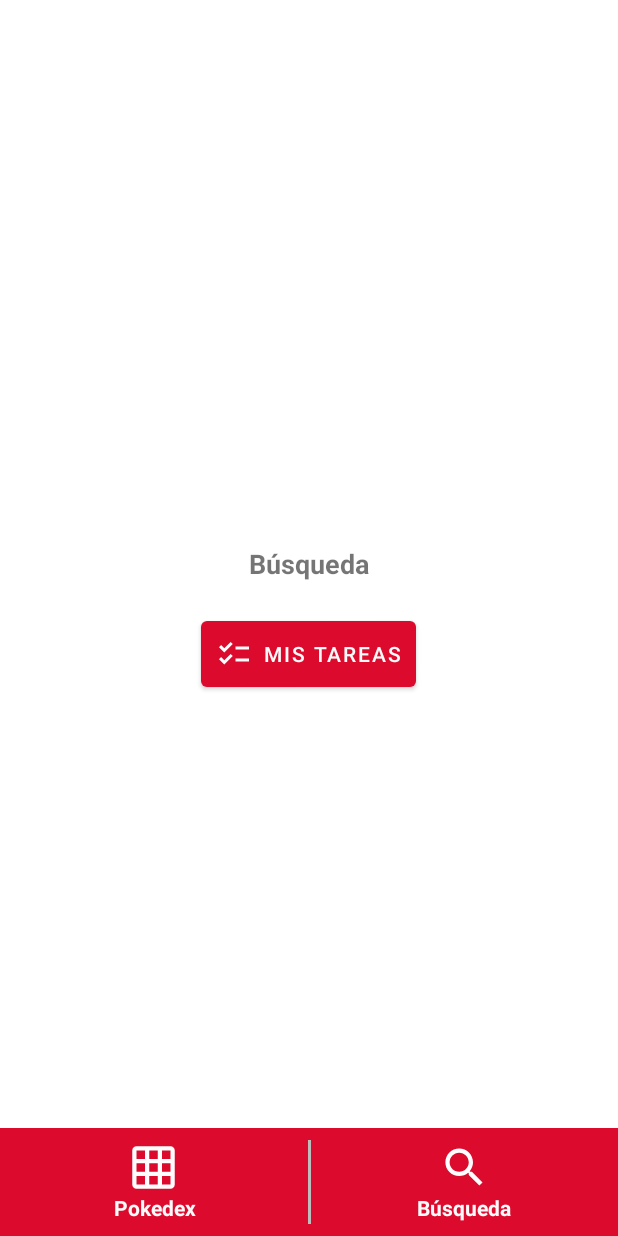
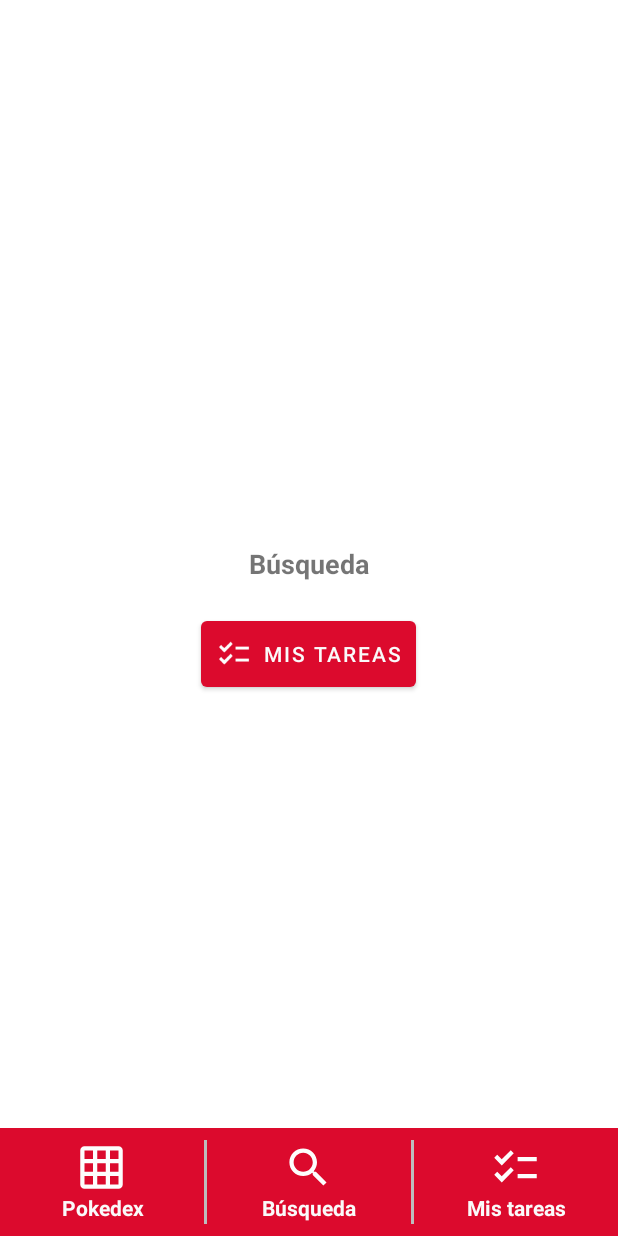
Before and after one commit to ZValer/PokedexApp, an Android app: the screen it shows after launch (MainActivity), after a tap on "Búsqueda", on a phone screen of 412 x 824 dp. Run offline under Robolectric (Android 15) with nearby library versions, the phone set to English and light mode, and no system bars; 1 statement that could not run was skipped.

Commit message:
Agregar vista y navegación a ella

```diff
--- a/app/src/main/java/com/example/kotlin/mypokedexapp/framework/views/activities/MainActivity.kt
+++ b/app/src/main/java/com/example/kotlin/mypokedexapp/framework/views/activities/MainActivity.kt
@@ -9,6 +9,7 @@ import androidx.fragment.app.Fragment
 import com.example.kotlin.mypokedexapp.R
 import com.example.kotlin.mypokedexapp.framework.views.activities.fragments.PokedexFragment
 import com.example.kotlin.mypokedexapp.framework.views.activities.fragments.SearchFragment
+import com.example.kotlin.mypokedexapp.framework.views.activities.fragments.TareasFragment
 import com.example.kotlin.mypokedexapp.utilities.Constants
 
 class MainActivity: AppCompatActivity() {
@@ -24,32 +25,43 @@ class MainActivity: AppCompatActivity() {
     override fun onCreate(savedInstanceState: Bundle?) {
         super.onCreate(savedInstanceState)
 
+        // Inicializar el binding
         initializeBinding()
+
+        // Inicializar los observadores (si los hay)
         initializeObservers()
+
+        // Inicializar los listeners
         initializeListeners()
+
+        // Establecer el fragmento inicial
         exchangeCurrentFragment(PokedexFragment(), Constants.MENU_POKEDEX)
     }
 
+    // Inicializar el binding con ActivityMainBinding
     private fun initializeBinding() {
         binding = ActivityMainBinding.inflate(layoutInflater)
         setContentView(binding.root)
     }
 
+    // Inicializar los observadores de LiveData u otros (puedes agregar lógica aquí más adelante)
     private fun initializeObservers(){
 
     }
 
-    private fun exchangeCurrentFragment(newFragment: Fragment, newMenuOption:String){
+    // Cambiar el fragmento actual por uno nuevo, si es necesario
+    private fun exchangeCurrentFragment(newFragment: Fragment, newMenuOption: String){
         currentFragment = newFragment
 
         supportFragmentManager.beginTransaction()
-            .replace(R.id.nav_host_fragment_content_main,currentFragment)
+            .replace(R.id.nav_host_fragment_content_main, currentFragment)
             .commit()
 
         currentMenuOption = newMenuOption
     }
 
-    private fun initializeListeners(){
+    // Inicializar los listeners para las opciones de la barra de navegación
+    private fun initializeListeners() {
         binding.appBarMain.llPokedex.setOnClickListener {
             selectMenuOption(Constants.MENU_POKEDEX)
         }
@@ -57,17 +69,25 @@ class MainActivity: AppCompatActivity() {
         binding.appBarMain.llSearch.setOnClickListener {
             selectMenuOption(Constants.MENU_SEARCH)
         }
+
+        // Nueva opción para "Mis Tareas"
+        binding.appBarMain.llMisTareas.setOnClickListener {
+            selectMenuOption(Constants.MENU_TAREAS)
+        }
     }
 
-    private fun selectMenuOption(menuOption:String){
-        if(menuOption == currentMenuOption){
+    // Seleccionar la opción de menú basada en la constante pasada
+    private fun selectMenuOption(menuOption: String) {
+        // Evitar volver a cargar el mismo fragmento si ya está seleccionado
+        if (menuOption == currentMenuOption) {
             return
         }
 
-        when(menuOption){
-            Constants.MENU_POKEDEX -> exchangeCurrentFragment(PokedexFragment(),Constants.MENU_POKEDEX)
-            Constants.MENU_SEARCH -> exchangeCurrentFragment(SearchFragment(),Constants.MENU_SEARCH)
+        // Cambiar el fragmento según la opción seleccionada
+        when (menuOption) {
+            Constants.MENU_POKEDEX -> exchangeCurrentFragment(PokedexFragment(), Constants.MENU_POKEDEX)
+            Constants.MENU_SEARCH -> exchangeCurrentFragment(SearchFragment(), Constants.MENU_SEARCH)
+            Constants.MENU_TAREAS -> exchangeCurrentFragment(TareasFragment(), Constants.MENU_TAREAS) // Navegar a "Mis Tareas"
         }
     }
-
 }
--- a/app/src/main/java/com/example/kotlin/mypokedexapp/utilities/Constants.kt
+++ b/app/src/main/java/com/example/kotlin/mypokedexapp/utilities/Constants.kt
@@ -6,5 +6,6 @@ object Constants {
     const val SPLASHCREEN_DURATION = 3000L
     const val MENU_POKEDEX = "POKEDEX"
     const val MENU_SEARCH = "SEARCH"
+    const val MENU_TAREAS = "TAREAS"  // Nueva constante para Mis Tareas
     const val URL_POKEMON = "URL_POKEMON"
 }
--- a/app/src/main/res/layout/main_navbar.xml
+++ b/app/src/main/res/layout/main_navbar.xml
@@ -11,7 +11,7 @@
     <LinearLayout
         android:layout_width="match_parent"
         android:layout_height="56dp"
-        android:layout_weight="0.5"
+        android:layout_weight="0.33"
         android:orientation="vertical"
         android:id="@+id/llPokedex"
         android:layout_gravity="center"
@@ -44,7 +44,7 @@
     <LinearLayout
         android:layout_width="match_parent"
         android:layout_height="56dp"
-        android:layout_weight="0.5"
+        android:layout_weight="0.33"
         android:orientation="vertical"
         android:id="@+id/llSearch"
         android:layout_gravity="center"
@@ -66,4 +66,38 @@
             />
     </LinearLayout>
 
+    <View
+        android:layout_width="2dp"
+        android:background="@color/divider"
+        android:layout_height="56dp"
+        android:layout_marginTop="8dp"
+        android:layout_marginBottom="8dp"
+        />
+
+    <!-- Nueva sección para "Mis tareas" -->
+    <LinearLayout
+        android:layout_width="match_parent"
+        android:layout_height="56dp"
+        android:layout_weight="0.33"
+        android:orientation="vertical"
+        android:id="@+id/llMisTareas"
+        android:layout_gravity="center"
+        android:gravity="center"
+        >
+        <ImageView
+            android:layout_width="34dp"
+            android:layout_height="34dp"
+            android:src="@drawable/icon_tareas"
+            android:layout_gravity="center"
+            />
+        <TextView
+            android:layout_width="match_parent"
+            android:layout_height="wrap_content"
+            android:text="Mis tareas"
+            android:textColor="@color/semiWhite"
+            android:textStyle="bold"
+            android:gravity="center"
+            />
+    </LinearLayout>
+
 </LinearLayout>
```
Also changed, not shown: app/src/main/java/com/example/kotlin/mypokedexapp/framework/views/activities/fragments/TareasFragment.kt (added, +19 -0 lines), app/src/main/res/layout/fragment_tareas.xml (added, +14 -0 lines).
